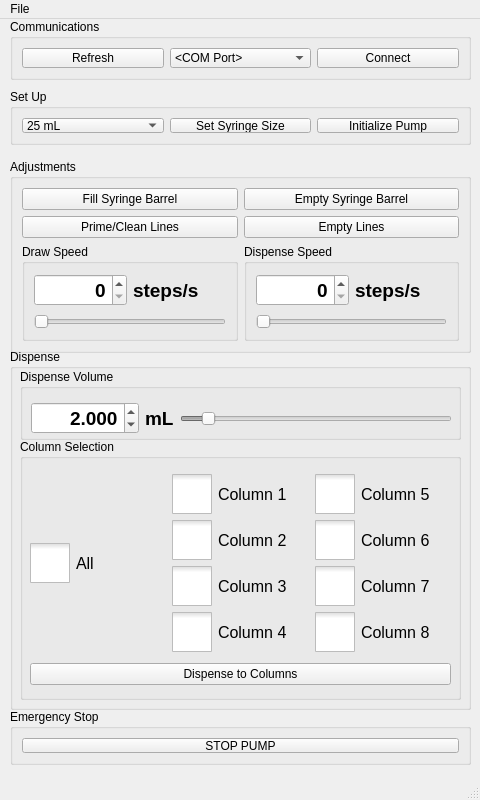
Qt form SEC_GUI/mainwindow.ui (Wyss/automated-chromatography) before a commit.
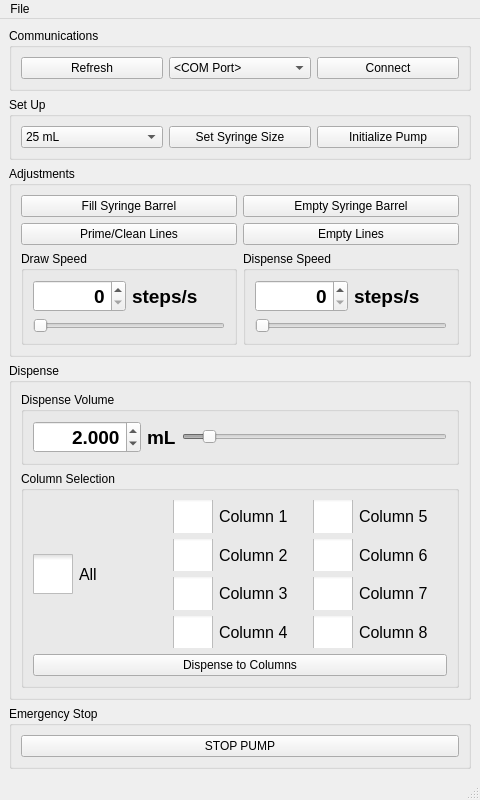
The same form after that commit. Icons and pictures are not drawn.

Commit message: Buttons rearranged, tabs re-ordered, more tooltips/statustips (closes #10) ctrl+Q quits app cleanly (closes #15)

```diff
--- a/SEC_GUI/mainwindow.ui
+++ b/SEC_GUI/mainwindow.ui
@@ -30,15 +30,9 @@
     <normaloff>../../../Desktop/unnamed.jpg</normaloff>../../../Desktop/unnamed.jpg</iconset>
   </property>
   <widget class="QWidget" name="centralwidget">
+   <layout class="QVBoxLayout" name="verticalLayout_8">
+    <item>
    <widget class="QGroupBox" name="commsBox">
-    <property name="geometry">
-     <rect>
-      <x>10</x>
-      <y>0</y>
-      <width>461</width>
-      <height>61</height>
-     </rect>
-    </property>
     <property name="title">
      <string>Communications</string>
     </property>
@@ -68,15 +62,9 @@
      </item>
     </layout>
    </widget>
+    </item>
+    <item>
    <widget class="QGroupBox" name="setUpBox">
-    <property name="geometry">
-     <rect>
-      <x>10</x>
-      <y>70</y>
-      <width>461</width>
-      <height>56</height>
-     </rect>
-    </property>
     <property name="sizePolicy">
      <sizepolicy hsizetype="Expanding" vsizetype="Preferred">
       <horstretch>0</horstretch>
@@ -165,49 +153,281 @@
      </item>
     </layout>
    </widget>
-   <widget class="QGroupBox" name="emergencyStopBox">
-    <property name="geometry">
-     <rect>
-      <x>10</x>
-      <y>690</y>
-      <width>461</width>
-      <height>56</height>
-     </rect>
-    </property>
+    </item>
+    <item>
+     <widget class="QGroupBox" name="adjustmentBox">
+      <property name="title">
+       <string>Adjustments</string>
+      </property>
+      <layout class="QGridLayout" name="gridLayout">
+       <item row="2" column="1">
+        <widget class="QPushButton" name="emptyLinesButton">
+         <property name="text">
+          <string>Empty Lines</string>
+         </property>
+        </widget>
+       </item>
+       <item row="2" column="0">
+        <widget class="QPushButton" name="primeButton">
+         <property name="text">
+          <string>Prime/Clean Lines</string>
+         </property>
+        </widget>
+       </item>
+       <item row="0" column="1">
+        <widget class="QPushButton" name="emptyButton">
+         <property name="text">
+          <string>Empty Syringe Barrel</string>
+         </property>
+        </widget>
+       </item>
+       <item row="0" column="0">
+        <widget class="QPushButton" name="fillButton">
+         <property name="text">
+          <string>Fill Syringe Barrel</string>
+         </property>
+        </widget>
+       </item>
+       <item row="3" column="0" colspan="2">
+        <layout class="QHBoxLayout" name="horizontalLayout_5">
+         <item>
+          <widget class="QGroupBox" name="drawSpeedGroupBox">
+           <property name="sizePolicy">
+            <sizepolicy hsizetype="Expanding" vsizetype="Expanding">
+             <horstretch>0</horstretch>
+             <verstretch>0</verstretch>
+            </sizepolicy>
+           </property>
     <property name="title">
-     <string>Emergency Stop</string>
-    </property>
-    <layout class="QVBoxLayout" name="verticalLayout_6">
+            <string>Draw Speed</string>
+           </property>
+           <layout class="QVBoxLayout" name="verticalLayout_5">
      <item>
-      <widget class="QPushButton" name="stopButton">
+             <layout class="QHBoxLayout" name="horizontalLayout_6">
+              <item>
+               <widget class="QDoubleSpinBox" name="drawSpeedSpinBox">
+                <property name="font">
+                 <font>
+                  <pointsize>14</pointsize>
+                  <weight>75</weight>
+                  <bold>true</bold>
+                 </font>
+                </property>
+                <property name="alignment">
+                 <set>Qt::AlignRight|Qt::AlignTrailing|Qt::AlignVCenter</set>
+                </property>
+                <property name="decimals">
+                 <number>0</number>
+                </property>
+                <property name="maximum">
+                 <double>10000.000000000000000</double>
+                </property>
+                <property name="singleStep">
+                 <double>100.000000000000000</double>
+                </property>
+                <property name="value">
+                 <double>0.000000000000000</double>
+                </property>
+               </widget>
+              </item>
+              <item>
+               <widget class="QLabel" name="drawSpeedUnits">
+                <property name="font">
+                 <font>
+                  <pointsize>14</pointsize>
+                  <weight>75</weight>
+                  <bold>true</bold>
+                 </font>
+                </property>
        <property name="text">
-        <string>STOP PUMP</string>
+                 <string>steps/s</string>
        </property>
       </widget>
      </item>
     </layout>
-   </widget>
+            </item>
+            <item>
+             <widget class="QSlider" name="drawSpeedSlider">
+              <property name="enabled">
+               <bool>false</bool>
+              </property>
+              <property name="maximum">
+               <number>10000</number>
+              </property>
+              <property name="singleStep">
+               <number>100</number>
+              </property>
+              <property name="orientation">
+               <enum>Qt::Horizontal</enum>
+              </property>
+             </widget>
+            </item>
+           </layout>
+          </widget>
+         </item>
+         <item>
+          <widget class="QGroupBox" name="dispenseSpeedGroupBox">
+           <property name="sizePolicy">
+            <sizepolicy hsizetype="Expanding" vsizetype="Expanding">
+             <horstretch>0</horstretch>
+             <verstretch>0</verstretch>
+            </sizepolicy>
+           </property>
+           <property name="title">
+            <string>Dispense Speed</string>
+           </property>
+           <layout class="QVBoxLayout" name="verticalLayout">
+            <item>
+             <layout class="QHBoxLayout" name="horizontalLayout_7">
+              <item>
+               <widget class="QDoubleSpinBox" name="dispenseSpeedSpinBox">
+                <property name="font">
+                 <font>
+                  <pointsize>14</pointsize>
+                  <weight>75</weight>
+                  <bold>true</bold>
+                 </font>
+                </property>
+                <property name="alignment">
+                 <set>Qt::AlignRight|Qt::AlignTrailing|Qt::AlignVCenter</set>
+                </property>
+                <property name="decimals">
+                 <number>0</number>
+                </property>
+                <property name="maximum">
+                 <double>10000.000000000000000</double>
+                </property>
+                <property name="singleStep">
+                 <double>100.000000000000000</double>
+                </property>
+                <property name="value">
+                 <double>0.000000000000000</double>
+                </property>
+               </widget>
+              </item>
+              <item>
+               <widget class="QLabel" name="dispenseSpeedUnits">
+                <property name="font">
+                 <font>
+                  <pointsize>14</pointsize>
+                  <weight>75</weight>
+                  <bold>true</bold>
+                 </font>
+                </property>
+                <property name="text">
+                 <string>steps/s</string>
+                </property>
+               </widget>
+              </item>
+             </layout>
+            </item>
+            <item>
+             <widget class="QSlider" name="dispenseSpeedSlider">
+              <property name="enabled">
+               <bool>false</bool>
+              </property>
+              <property name="sizePolicy">
+               <sizepolicy hsizetype="Expanding" vsizetype="Fixed">
+                <horstretch>0</horstretch>
+                <verstretch>0</verstretch>
+               </sizepolicy>
+              </property>
+              <property name="maximum">
+               <number>10000</number>
+              </property>
+              <property name="singleStep">
+               <number>100</number>
+              </property>
+              <property name="orientation">
+               <enum>Qt::Horizontal</enum>
+              </property>
+             </widget>
+            </item>
+           </layout>
+          </widget>
+         </item>
+        </layout>
+       </item>
+      </layout>
+     </widget>
+    </item>
+    <item>
    <widget class="QGroupBox" name="dispenseBox">
-    <property name="geometry">
-     <rect>
-      <x>10</x>
-      <y>330</y>
-      <width>461</width>
-      <height>361</height>
-     </rect>
-    </property>
     <property name="title">
      <string>Dispense</string>
     </property>
+      <layout class="QVBoxLayout" name="verticalLayout_7">
+       <item>
+        <widget class="QGroupBox" name="dispenseVolumeBox">
+         <property name="title">
+          <string>Dispense Volume</string>
+         </property>
+         <layout class="QGridLayout" name="gridLayout_3">
+          <item row="0" column="0">
+           <layout class="QHBoxLayout" name="horizontalLayout_4">
+            <item>
+             <widget class="QDoubleSpinBox" name="dispenseSpinBox">
+              <property name="font">
+               <font>
+                <pointsize>14</pointsize>
+                <weight>75</weight>
+                <bold>true</bold>
+               </font>
+              </property>
+              <property name="alignment">
+               <set>Qt::AlignRight|Qt::AlignTrailing|Qt::AlignVCenter</set>
+              </property>
+              <property name="decimals">
+               <number>3</number>
+              </property>
+              <property name="maximum">
+               <double>1000.000000000000000</double>
+              </property>
+              <property name="value">
+               <double>2.000000000000000</double>
+              </property>
+             </widget>
+            </item>
+            <item>
+             <widget class="QLabel" name="dispenseUnits">
+              <property name="font">
+               <font>
+                <pointsize>14</pointsize>
+                <weight>75</weight>
+                <bold>true</bold>
+               </font>
+              </property>
+              <property name="text">
+               <string>mL</string>
+              </property>
+             </widget>
+            </item>
+            <item>
+             <widget class="QSlider" name="dispenseVolumeSlider">
+              <property name="enabled">
+               <bool>false</bool>
+              </property>
+              <property name="maximum">
+               <number>25</number>
+              </property>
+              <property name="value">
+               <number>2</number>
+              </property>
+              <property name="orientation">
+               <enum>Qt::Horizontal</enum>
+              </property>
+              <property name="invertedAppearance">
+               <bool>false</bool>
+              </property>
+             </widget>
+            </item>
+           </layout>
+          </item>
+         </layout>
+        </widget>
+       </item>
+       <item>
     <widget class="QGroupBox" name="columnSelectBox">
-     <property name="geometry">
-      <rect>
-       <x>10</x>
-       <y>90</y>
-       <width>441</width>
-       <height>261</height>
-      </rect>
-     </property>
      <property name="font">
       <font>
        <weight>50</weight>
@@ -217,15 +437,8 @@
      <property name="title">
       <string>Column Selection</string>
      </property>
-     <widget class="QWidget" name="layoutWidget">
-      <property name="geometry">
-       <rect>
-        <x>10</x>
-        <y>30</y>
-        <width>421</width>
-        <height>221</height>
-       </rect>
-      </property>
+         <layout class="QGridLayout" name="gridLayout_2">
+          <item row="0" column="0">
       <layout class="QVBoxLayout" name="verticalLayout_4">
        <item>
         <layout class="QHBoxLayout" name="horizontalLayout_3">
@@ -715,293 +928,30 @@
         </widget>
        </item>
       </layout>
-     </widget>
-    </widget>
-    <widget class="QGroupBox" name="dispenseVolumeBox">
-     <property name="geometry">
-      <rect>
-       <x>10</x>
-       <y>20</y>
-       <width>441</width>
-       <height>71</height>
-      </rect>
-     </property>
-     <property name="title">
-      <string>Dispense Volume</string>
-     </property>
-     <widget class="QWidget" name="layoutWidget">
-      <property name="geometry">
-       <rect>
-        <x>11</x>
-        <y>31</y>
-        <width>421</width>
-        <height>37</height>
-       </rect>
-      </property>
-      <layout class="QHBoxLayout" name="horizontalLayout_4">
-       <item>
-        <widget class="QDoubleSpinBox" name="dispenseSpinBox">
-         <property name="font">
-          <font>
-           <pointsize>14</pointsize>
-           <weight>75</weight>
-           <bold>true</bold>
-          </font>
-         </property>
-         <property name="alignment">
-          <set>Qt::AlignRight|Qt::AlignTrailing|Qt::AlignVCenter</set>
-         </property>
-         <property name="decimals">
-          <number>3</number>
-         </property>
-         <property name="maximum">
-          <double>1000.000000000000000</double>
-         </property>
-         <property name="value">
-          <double>2.000000000000000</double>
-         </property>
-        </widget>
-       </item>
-       <item>
-        <widget class="QLabel" name="dispenseUnits">
-         <property name="font">
-          <font>
-           <pointsize>14</pointsize>
-           <weight>75</weight>
-           <bold>true</bold>
-          </font>
-         </property>
-         <property name="text">
-          <string>mL</string>
-         </property>
-        </widget>
-       </item>
-       <item>
-        <widget class="QSlider" name="dispenseVolumeSlider">
-         <property name="enabled">
-          <bool>false</bool>
-         </property>
-         <property name="maximum">
-          <number>25</number>
-         </property>
-         <property name="value">
-          <number>2</number>
-         </property>
-         <property name="orientation">
-          <enum>Qt::Horizontal</enum>
-         </property>
-         <property name="invertedAppearance">
-          <bool>false</bool>
-         </property>
-        </widget>
-       </item>
-      </layout>
-     </widget>
-    </widget>
-   </widget>
-   <widget class="QGroupBox" name="adjustmentBox">
-    <property name="geometry">
-     <rect>
-      <x>10</x>
-      <y>140</y>
-      <width>461</width>
-      <height>194</height>
-     </rect>
-    </property>
-    <property name="title">
-     <string>Adjustments</string>
-    </property>
-    <layout class="QGridLayout" name="gridLayout">
-     <item row="2" column="1">
-      <widget class="QPushButton" name="emptyLinesButton">
-       <property name="text">
-        <string>Empty Lines</string>
-       </property>
-      </widget>
-     </item>
-     <item row="2" column="0">
-      <widget class="QPushButton" name="primeButton">
-       <property name="text">
-        <string>Prime/Clean Lines</string>
-       </property>
-      </widget>
-     </item>
-     <item row="0" column="1">
-      <widget class="QPushButton" name="emptyButton">
-       <property name="text">
-        <string>Empty Syringe Barrel</string>
-       </property>
-      </widget>
-     </item>
-     <item row="0" column="0">
-      <widget class="QPushButton" name="fillButton">
-       <property name="text">
-        <string>Fill Syringe Barrel</string>
-       </property>
-      </widget>
-     </item>
-     <item row="3" column="0" colspan="2">
-      <layout class="QHBoxLayout" name="horizontalLayout_5">
-       <item>
-        <widget class="QGroupBox" name="drawSpeedGroupBox">
-         <property name="sizePolicy">
-          <sizepolicy hsizetype="Expanding" vsizetype="Expanding">
-           <horstretch>0</horstretch>
-           <verstretch>0</verstretch>
-          </sizepolicy>
-         </property>
-         <property name="title">
-          <string>Draw Speed</string>
-         </property>
-         <layout class="QVBoxLayout" name="verticalLayout_5">
-          <item>
-           <layout class="QHBoxLayout" name="horizontalLayout_6">
-            <item>
-             <widget class="QDoubleSpinBox" name="drawSpeedSpinBox">
-              <property name="font">
-               <font>
-                <pointsize>14</pointsize>
-                <weight>75</weight>
-                <bold>true</bold>
-               </font>
-              </property>
-              <property name="alignment">
-               <set>Qt::AlignRight|Qt::AlignTrailing|Qt::AlignVCenter</set>
-              </property>
-              <property name="decimals">
-               <number>0</number>
-              </property>
-              <property name="maximum">
-               <double>10000.000000000000000</double>
-              </property>
-              <property name="singleStep">
-               <double>100.000000000000000</double>
-              </property>
-              <property name="value">
-               <double>0.000000000000000</double>
-              </property>
-             </widget>
-            </item>
-            <item>
-             <widget class="QLabel" name="drawSpeedUnits">
-              <property name="font">
-               <font>
-                <pointsize>14</pointsize>
-                <weight>75</weight>
-                <bold>true</bold>
-               </font>
-              </property>
-              <property name="text">
-               <string>steps/s</string>
-              </property>
-             </widget>
-            </item>
-           </layout>
-          </item>
-          <item>
-           <widget class="QSlider" name="drawSpeedSlider">
-            <property name="enabled">
-             <bool>false</bool>
-            </property>
-            <property name="maximum">
-             <number>10000</number>
-            </property>
-            <property name="singleStep">
-             <number>100</number>
-            </property>
-            <property name="orientation">
-             <enum>Qt::Horizontal</enum>
-            </property>
-           </widget>
-          </item>
-         </layout>
-        </widget>
-       </item>
+          </item>
+         </layout>
+        </widget>
+       </item>
+      </layout>
+     </widget>
+    </item>
        <item>
-        <widget class="QGroupBox" name="dispenseSpeedGroupBox">
-         <property name="sizePolicy">
-          <sizepolicy hsizetype="Expanding" vsizetype="Expanding">
-           <horstretch>0</horstretch>
-           <verstretch>0</verstretch>
-          </sizepolicy>
-         </property>
+     <widget class="QGroupBox" name="emergencyStopBox">
          <property name="title">
-          <string>Dispense Speed</string>
-         </property>
-         <layout class="QVBoxLayout" name="verticalLayout">
+       <string>Emergency Stop</string>
+      </property>
+      <layout class="QVBoxLayout" name="verticalLayout_6">
           <item>
-           <layout class="QHBoxLayout" name="horizontalLayout_7">
-            <item>
-             <widget class="QDoubleSpinBox" name="dispenseSpeedSpinBox">
-              <property name="font">
-               <font>
-                <pointsize>14</pointsize>
-                <weight>75</weight>
-                <bold>true</bold>
-               </font>
-              </property>
-              <property name="alignment">
-               <set>Qt::AlignRight|Qt::AlignTrailing|Qt::AlignVCenter</set>
-              </property>
-              <property name="decimals">
-               <number>0</number>
-              </property>
-              <property name="maximum">
-               <double>10000.000000000000000</double>
-              </property>
-              <property name="singleStep">
-               <double>100.000000000000000</double>
-              </property>
-              <property name="value">
-               <double>0.000000000000000</double>
-              </property>
-             </widget>
-            </item>
-            <item>
-             <widget class="QLabel" name="dispenseSpeedUnits">
-              <property name="font">
-               <font>
-                <pointsize>14</pointsize>
-                <weight>75</weight>
-                <bold>true</bold>
-               </font>
-              </property>
+        <widget class="QPushButton" name="stopButton">
               <property name="text">
-               <string>steps/s</string>
+          <string>STOP PUMP</string>
               </property>
              </widget>
             </item>
            </layout>
-          </item>
-          <item>
-           <widget class="QSlider" name="dispenseSpeedSlider">
-            <property name="enabled">
-             <bool>false</bool>
-            </property>
-            <property name="sizePolicy">
-             <sizepolicy hsizetype="Expanding" vsizetype="Fixed">
-              <horstretch>0</horstretch>
-              <verstretch>0</verstretch>
-             </sizepolicy>
-            </property>
-            <property name="maximum">
-             <number>10000</number>
-            </property>
-            <property name="singleStep">
-             <number>100</number>
-            </property>
-            <property name="orientation">
-             <enum>Qt::Horizontal</enum>
-            </property>
            </widget>
           </item>
          </layout>
-        </widget>
-       </item>
-      </layout>
-     </item>
-    </layout>
-   </widget>
   </widget>
   <widget class="QMenuBar" name="menubar">
    <property name="geometry">
```
Lines whose indentation alone changed are shown as unchanged. The commit also changes 2 other files.
